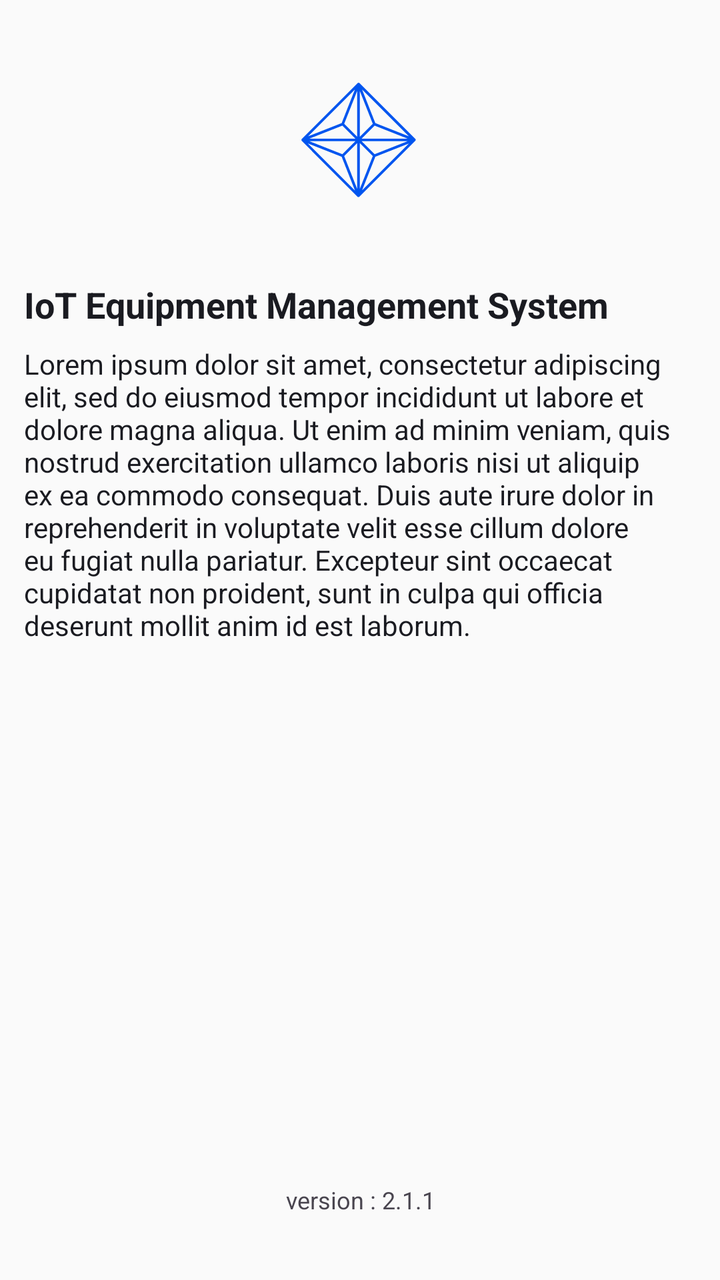
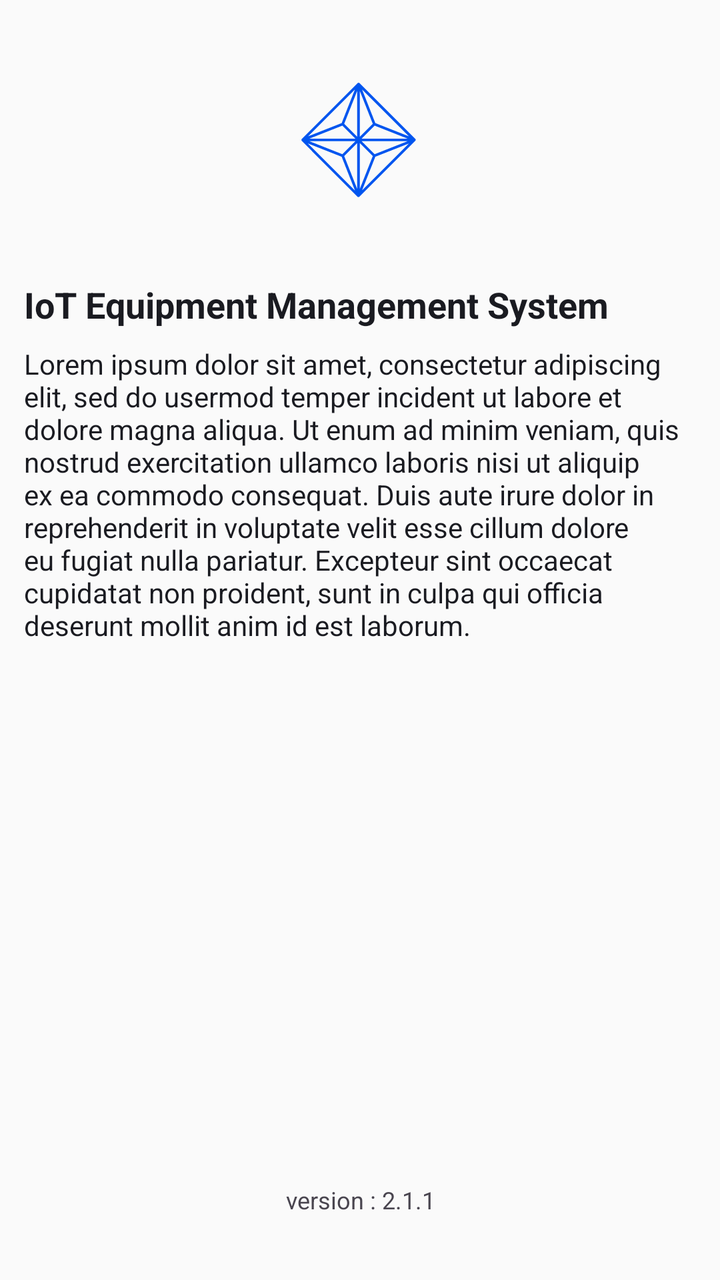

Compare the two renders of this Android layout. The source of the first and the diff that turns it into the second are given below.
<!-- AndroidManifest.xml: application theme Theme.Iotequipment -->
<!-- res/layout/fragment_about.xml -->
<?xml version="1.0" encoding="utf-8"?>
<androidx.constraintlayout.widget.ConstraintLayout xmlns:android="http://schemas.android.com/apk/res/android"
    xmlns:app="http://schemas.android.com/apk/res-auto"
    xmlns:tools="http://schemas.android.com/tools"
    android:layout_width="match_parent"
    android:layout_height="match_parent"
    android:orientation="vertical"
    tools:context=".ui.about.AboutFragment">


    <ImageView
        android:id="@+id/imageView4"
        android:layout_width="wrap_content"
        android:layout_height="wrap_content"
        android:layout_gravity="center_horizontal"
        android:layout_marginTop="16dp"
        android:src="@drawable/ic_launcher_foreground"
        app:layout_constraintEnd_toEndOf="parent"
        app:layout_constraintHorizontal_bias="0.498"
        app:layout_constraintStart_toStartOf="parent"
        app:layout_constraintTop_toTopOf="parent" />

    <TextView
        android:id="@+id/textView6"
        android:layout_width="match_parent"
        android:layout_height="wrap_content"
        android:layout_marginStart="12dp"
        android:layout_marginTop="16dp"
        android:layout_marginEnd="12dp"
        android:text="@string/toolbar_default_text"
        android:textSize="18sp"
        android:textColor="@color/md_theme_onBackground"
        android:textStyle="bold"
        app:layout_constraintEnd_toEndOf="parent"
        app:layout_constraintStart_toStartOf="parent"
        app:layout_constraintTop_toBottomOf="@+id/imageView4" />

    <TextView
        android:id="@+id/textView7"
        android:layout_width="match_parent"
        android:layout_height="wrap_content"
        android:layout_marginStart="12dp"
        android:layout_marginTop="8dp"
        android:layout_marginEnd="12dp"
        android:text="@string/lorem_txt_des"
        android:textSize="14sp"
        android:textColor="@color/md_theme_onSurface"
        app:layout_constraintEnd_toEndOf="parent"
        app:layout_constraintStart_toStartOf="parent"
        app:layout_constraintTop_toBottomOf="@+id/textView6" />

    <TextView
        android:id="@+id/textView4"
        android:layout_width="match_parent"
        android:layout_height="wrap_content"
        android:layout_marginStart="12dp"
        android:layout_marginEnd="12dp"
        android:layout_marginBottom="32dp"
        android:text="version : 2.1.1"
        android:textAlignment="center"
        android:textSize="12sp"
        app:layout_constraintBottom_toBottomOf="parent"
        app:layout_constraintEnd_toEndOf="parent"
        app:layout_constraintStart_toStartOf="parent" />
</androidx.constraintlayout.widget.ConstraintLayout>
<!-- resources referenced by this layout -->
<resources>
  <color name="md_theme_onBackground">#1A1B21</color>
  <color name="md_theme_onSurface">#1A1B21</color>
  <!-- drawable ic_launcher_foreground: vector/xml drawable (drawable, 6237 chars, omitted) -->
  <string name="lorem_txt_des">Lorem ipsum dolor sit amet, consectetur adipiscing elit, sed do eiusmod tempor incididunt ut labore et dolore magna aliqua. Ut enim ad minim veniam, quis nostrud exercitation ullamco laboris nisi ut aliquip ex ea commodo consequat. Duis aute irure dolor in reprehenderit in voluptate velit esse cillum dolore eu fugiat nulla pariatur. Excepteur sint occaecat cupidatat non proident, sunt in culpa qui officia deserunt mollit anim id est laborum.
  </string>
  <string name="toolbar_default_text">IoT Equipment Management System</string>
  <style name="Theme.Iotequipment" parent="Base.Theme.Iotequipment" />
  <style name="Base.Theme.Iotequipment" parent="Theme.Material3.Light.NoActionBar">
          <item name="fontFamily">@font/iran_yekan_regular</item>
          <item name="colorPrimary">@color/md_theme_primary</item>
          <item name="android:colorBackground">@color/md_theme_background</item>
      </style>
  <color name="md_theme_primary">#0055EF</color>
  <color name="md_theme_background">#FAFAFA</color>
</resources>

<!-- the commit's change to res/layout/fragment_about.xml (unified diff, before → after) -->
@@ -27,7 +27,7 @@
         android:layout_marginStart="12dp"
         android:layout_marginTop="16dp"
         android:layout_marginEnd="12dp"
-        android:text="@string/toolbar_default_text"
+        android:text="@string/app_title_main"
         android:textSize="18sp"
         android:textColor="@color/md_theme_onBackground"
         android:textStyle="bold"
<!-- resource entries referenced after the edit -->
@@ -3,9 +3,13 @@
   <color name="md_theme_onBackground">#1A1B21</color>
   <color name="md_theme_onSurface">#1A1B21</color>
   <!-- drawable ic_launcher_foreground: vector/xml drawable (drawable, 6237 chars, omitted) -->
-  <string name="lorem_txt_des">Lorem ipsum dolor sit amet, consectetur adipiscing elit, sed do eiusmod tempor incididunt ut labore et dolore magna aliqua. Ut enim ad minim veniam, quis nostrud exercitation ullamco laboris nisi ut aliquip ex ea commodo consequat. Duis aute irure dolor in reprehenderit in voluptate velit esse cillum dolore eu fugiat nulla pariatur. Excepteur sint occaecat cupidatat non proident, sunt in culpa qui officia deserunt mollit anim id est laborum.
-  </string>
-  <string name="toolbar_default_text">IoT Equipment Management System</string>
+  <string name="app_title_main">IoT Equipment Management System</string>
+  <string name="lorem_txt_des">
+          Lorem ipsum dolor sit amet, consectetur adipiscing elit, sed do usermod temper incident ut labore et dolore magna aliqua.
+          Ut enum ad minim veniam, quis nostrud exercitation ullamco laboris nisi ut aliquip ex ea commodo consequat.
+          Duis aute irure dolor in reprehenderit in voluptate velit esse cillum dolore eu fugiat nulla pariatur.
+          Excepteur sint occaecat cupidatat non proident, sunt in culpa qui officia deserunt mollit anim id est laborum.
+      </string>
   <style name="Theme.Iotequipment" parent="Base.Theme.Iotequipment" />
   <style name="Base.Theme.Iotequipment" parent="Theme.Material3.Light.NoActionBar">
           <item name="fontFamily">@font/iran_yekan_regular</item>
